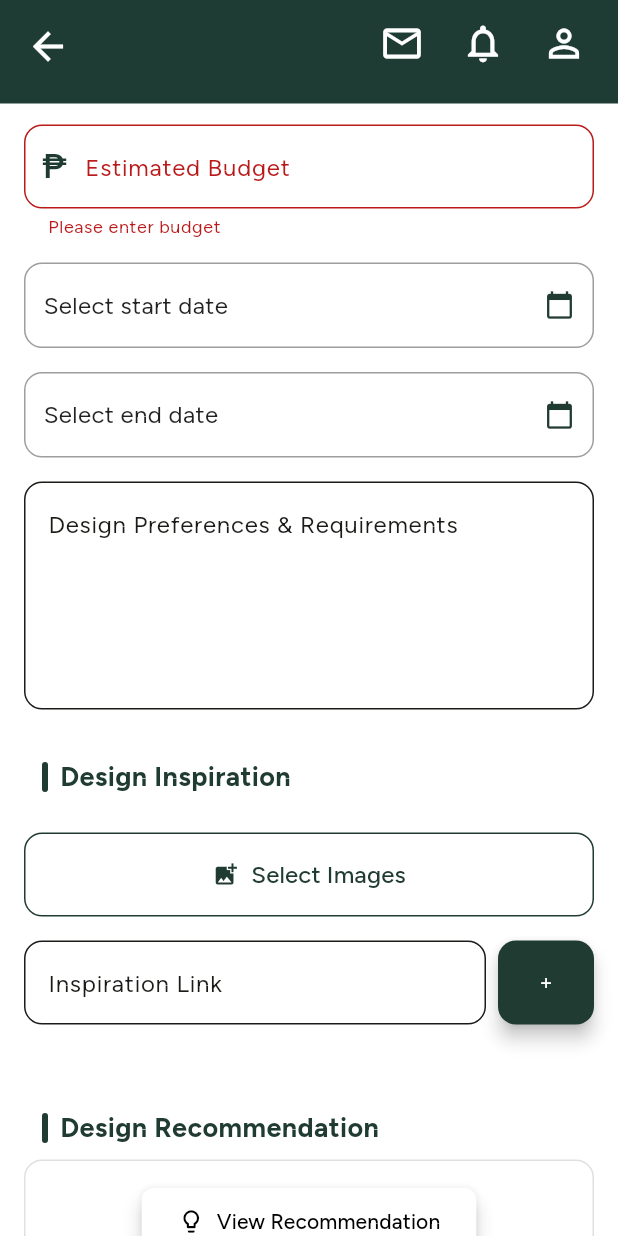
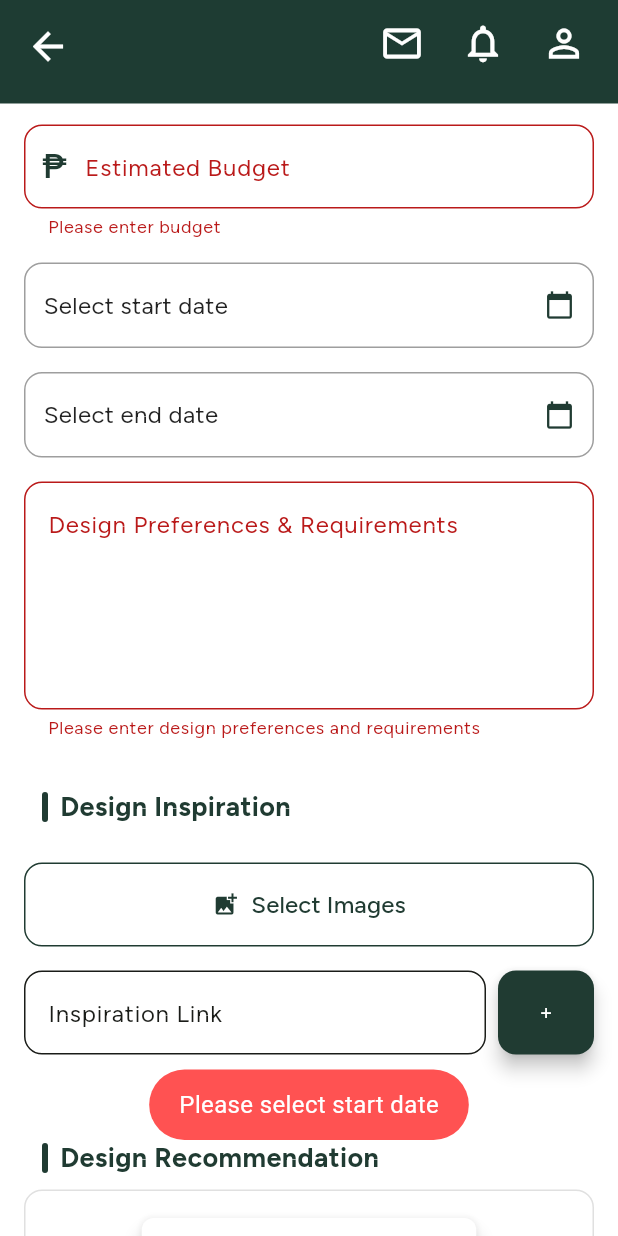
Before and after one commit to Iwannalearntoprogram/Capstone, a Flutter app: the SendProjectScreen screen opened directly, scrolled down 1094 dp, after a tap on "Submit to Moss Design House", on a phone screen of 412 x 824 dp. Run offline on Flutter 3.47's test engine with Material 3 defaults, Android fonts, the phone set to English and light mode, and no system bars; our stand-ins replace fluttertoast, google_sign_in, image_picker, percent_indicator, shared_preferences, socket_io_client; missing offline and left inert: flutter_carousel_slider; accounts and stored records are empty.

Commit message:
Strengthen project proposal validation

```diff
--- a/estetika mobile 2/lib/screens/send_project_screen.dart
+++ b/estetika mobile 2/lib/screens/send_project_screen.dart
@@ -1,4 +1,5 @@
 import 'package:flutter/material.dart';
+import 'package:flutter/services.dart';
 import 'package:estetika_ui/config/api_config.dart';
 import 'package:estetika_ui/widgets/custom_app_bar.dart';
 import 'package:image_picker/image_picker.dart';
@@ -47,7 +48,6 @@
     'Dining Room',
     'Whole House',
     'Commercial Space',
-    'Other'
   ];
   final List<String> _projectTypes = [
     'Residential',
@@ -80,6 +80,62 @@
   bool _isRecommendationLoading = false;
   bool _hasViewedRecommendation = false;
   final NumberFormat _currencyFormat = NumberFormat('#,##0');
+  final TextInputFormatter _positiveDecimalInputFormatter =
+      FilteringTextInputFormatter.allow(RegExp(r'^\d*\.?\d{0,2}'));
+  static const Set<String> _designVocabulary = {
+    'aesthetic',
+    'area',
+    'bathroom',
+    'bed',
+    'bedroom',
+    'beige',
+    'black',
+    'cabinet',
+    'chair',
+    'classic',
+    'clean',
+    'color',
+    'colors',
+    'commercial',
+    'contemporary',
+    'cozy',
+    'dining',
+    'elegant',
+    'furniture',
+    'gray',
+    'grey',
+    'home',
+    'industrial',
+    'interior',
+    'kitchen',
+    'layout',
+    'light',
+    'lighting',
+    'living',
+    'luxury',
+    'material',
+    'materials',
+    'minimal',
+    'minimalist',
+    'modern',
+    'neutral',
+    'office',
+    'palette',
+    'room',
+    'rustic',
+    'scandinavian',
+    'shelf',
+    'sofa',
+    'space',
+    'style',
+    'table',
+    'texture',
+    'tiles',
+    'warm',
+    'white',
+    'wood',
+    'wooden',
+  };
 
   @override
   void initState() {
@@ -96,8 +152,10 @@
       setState(() {
         _clientNameController.text = user['fullName'] ?? '';
         _emailController.text = user['email'] ?? '';
-        _contactNumberController.text =
-            user['phoneNumber']?.replaceFirst('+63', '') ?? '';
+        final phoneNumber = user['phoneNumber']?.toString() ?? '';
+        _contactNumberController.text = phoneNumber.startsWith('+63')
+            ? '0${phoneNumber.substring(3)}'
+            : phoneNumber;
       });
       print('Loaded user: $user');
     }
@@ -160,6 +218,163 @@
     super.dispose();
   }
 
+  String _trimmed(String? value) => value?.trim() ?? '';
+
+  int _alphabeticWordCount(String value) {
+    return RegExp(r'[A-Za-z]{2,}')
+        .allMatches(value)
+        .map((match) => match.group(0)!.toLowerCase())
+        .length;
+  }
+
+  bool _hasMeaningfulLetters(String value) {
+    final letters = RegExp(r'[A-Za-z]').allMatches(value).length;
+    return letters >= 2 && !RegExp(r'^\d+$').hasMatch(value.trim());
+  }
+
+  bool _hasRepeatedJunkPattern(String value) {
+    final cleaned = value.toLowerCase().replaceAll(RegExp(r'\s+'), '');
+    if (cleaned.length < 6) return false;
+    return RegExp(r'^(.)\1+$').hasMatch(cleaned) ||
+        RegExp(r'^(.{1,3})\1+$').hasMatch(cleaned);
+  }
+
+  Set<String> _textTokens(String value) {
+    return RegExp(r'[A-Za-z]{2,}')
+        .allMatches(value.toLowerCase())
+        .map((match) => match.group(0)!)
+        .toSet();
+  }
+
+  bool _containsDesignVocabulary(String value) {
+    final tokens = _textTokens(value);
+    return tokens.any(_designVocabulary.contains);
+  }
+
+  String? _validateMeaningfulText(
+    String? value,
+    String label, {
+    int minLength = 2,
+    int maxLength = 120,
+  }) {
+    final text = _trimmed(value);
+    if (text.isEmpty) return 'Please enter $label';
+    if (text.length < minLength) {
+      return '$label must be at least $minLength characters';
+    }
+    if (text.length > maxLength) {
+      return '$label must be $maxLength characters or fewer';
+    }
+    if (!_hasMeaningfulLetters(text)) {
+      return '$label must contain valid text';
+    }
+    if (_hasRepeatedJunkPattern(text)) {
+      return '$label appears invalid';
+    }
+    return null;
+  }
+
+  String? _validateRequiredDropdown(
+      String? value, String label, List<String> options) {
+    if (value == null || value.trim().isEmpty) return 'Please select $label';
+    if (!options.contains(value)) return 'Please select a valid $label';
+    return null;
+  }
+
+  String? _validatePositiveNumber(
+    String? value,
+    String label, {
+    String? invalidMessage,
+  }) {
+    final text = _trimmed(value);
+    if (text.isEmpty) return 'Please enter $label';
+    final number = double.tryParse(text);
+    if (number == null || !number.isFinite) {
+      return invalidMessage ?? 'Please enter a valid $label';
+    }
+    if (number <= 0) return '$label must be greater than 0';
+    return null;
+  }
+
+  String? _validateContactNumber(String? value) {
+    final digits = _trimmed(value).replaceAll(RegExp(r'\D'), '');
+    if (digits.isEmpty) return 'Please enter contact number';
+    if (digits.length != 11 || !digits.startsWith('09')) {
+      return 'Enter a valid Philippine mobile number';
+    }
+    return null;
+  }
+
+  String? _validateEmailAddress(String? value) {
+    final email = _trimmed(value);
+    if (email.isEmpty) return 'Please enter email address';
+    final bool emailValid = RegExp(
+      r'^[a-zA-Z0-9._%+-]+@[a-zA-Z0-9.-]+\.[a-zA-Z]{2,}$',
+    ).hasMatch(email);
+    if (!emailValid) return 'Please enter a valid email address';
+    return null;
+  }
+
+  String? _validateDesignPreferences(String? value) {
+    final text = _trimmed(value);
+    if (text.isEmpty) {
+      return 'Please enter design preferences and requirements';
+    }
+    if (text.length < 4) {
+      return 'Design preferences must be at least 4 characters';
+    }
+    if (text.length > 2000) {
+      return 'Design preferences must be 2000 characters or fewer';
+    }
+    if (!_hasMeaningfulLetters(text) || _alphabeticWordCount(text) < 2) {
+      return 'Describe preferences using valid design-related words';
+    }
+    if (_hasRepeatedJunkPattern(text)) {
+      return 'Design preferences appear invalid';
+    }
+    if (!_containsDesignVocabulary(text)) {
+      return 'Include style, colors, materials, room, or furniture details';
+    }
+    return null;
+  }
+
+  String? _validateDateSelection() {
+    if (_startDate == null) return 'Please select start date';
+    if (_endDate == null) return 'Please select end date';
+    if (_endDate!.isBefore(_startDate!)) {
+      return 'End date cannot be before start date';
+    }
+    return null;
+  }
+
+  String? _validateRecommendationInputs() {
+    return _validateRequiredDropdown(_roomType, 'room type', _roomTypes) ??
+        _validateRequiredDropdown(
+            _projectType, 'project type', _projectTypes) ??
+        _validateRequiredDropdown(_priority, 'priority', _priorityOptions) ??
+        _validatePositiveNumber(_projectSizeController.text, 'project size') ??
+        _validatePositiveNumber(_budgetController.text, 'budget') ??
+        _validateDesignPreferences(_descriptionController.text) ??
+        _validateDateSelection();
+  }
+
+  Future<bool> _validateBeforeSubmit() async {
+    final formValid = _formKey.currentState?.validate() ?? false;
+    final dateError = _validateDateSelection();
+    if (!formValid || dateError != null) {
+      await showToast(dateError ?? 'Please correct the highlighted fields.');
+      return false;
+    }
+    return true;
+  }
+
+  bool _isValidHttpUrl(String value) {
+    final uri = Uri.tryParse(value);
+    return uri != null &&
+        (uri.scheme == 'http' || uri.scheme == 'https') &&
+        uri.host.isNotEmpty;
+  }
+
   Future<void> _pickImage() async {
     try {
       final List<XFile> images = await _picker.pickMultiImage();
@@ -175,12 +390,16 @@
     }
   }
 
-  void _addInspirationLink() {
-    if (_inspirationLinkController.text.isNotEmpty) {
-      String link = _inspirationLinkController.text;
-      // Add http:// if missing
+  Future<void> _addInspirationLink() async {
+    if (_inspirationLinkController.text.trim().isNotEmpty) {
+      String link = _inspirationLinkController.text.trim();
       if (!link.startsWith('http://') && !link.startsWith('https://')) {
         link = 'https://$link';
+      }
+
+      if (!_isValidHttpUrl(link)) {
+        await showToast('Please enter a valid inspiration link.');
+        return;
       }
 
       setState(() {
@@ -203,6 +422,20 @@
   }
 
   Future<void> _fetchRecommendation() async {
+    final validationMessage = _validateRecommendationInputs();
+    if (validationMessage != null) {
+      await showToast(validationMessage);
+      setState(() {
+        _recommendations = [];
+        _statusMessage = validationMessage;
+        _hasMatchFlag = null;
+        _isCheaperAlternativeFlag = null;
+        _hasViewedRecommendation = true;
+        _selectedRecommendationIndex = null;
+      });
+      return;
+    }
+
     setState(() {
       _isRecommendationLoading = true;
     });
@@ -280,7 +513,14 @@
       } else {
         setState(() {
           _recommendations = [];
-          _statusMessage = 'No design recommendation available.';
+          String message = 'No design recommendation available.';
+          try {
+            final decoded = jsonDecode(response.body);
+            if (decoded is Map && decoded['message'] is String) {
+              message = decoded['message'] as String;
+            }
+          } catch (_) {}
+          _statusMessage = message;
           _hasMatchFlag = null;
           _isCheaperAlternativeFlag = null;
           _isRecommendationLoading = false;
@@ -440,7 +680,8 @@
   }
 
   Widget _buildRecommendationSection() {
-    final bool canViewRecommendation = _areAllRequiredFieldsFilled();
+    final recommendationValidationMessage = _validateRecommendationInputs();
+    final bool canViewRecommendation = recommendationValidationMessage == null;
 
     return Column(
       crossAxisAlignment: CrossAxisAlignment.start,
@@ -780,7 +1021,7 @@
                         if (!canViewRecommendation) ...[
                           const SizedBox(height: 8),
                           Text(
-                            'Please fill all required fields to view recommendation',
+                            recommendationValidationMessage,
                             style: TextStyle(
                               fontSize: 12,
                               color: Colors.grey[600],
@@ -870,10 +1111,12 @@
                       ),
                     ),
                     validator: (value) {
-                      if (value == null || value.isEmpty) {
-                        return 'Please enter client name';
-                      }
-                      return null;
+                      return _validateMeaningfulText(
+                        value,
+                        'client name',
+                        minLength: 2,
+                        maxLength: 80,
+                      );
                     },
                   ),
                   const SizedBox(height: 16),
@@ -888,18 +1131,7 @@
                         borderRadius: BorderRadius.circular(12),
                       ),
                     ),
-                    validator: (value) {
-                      if (value == null || value.isEmpty) {
-                        return 'Please enter email address';
-                      }
-                      final bool emailValid = RegExp(
-                        r'^[a-zA-Z0-9._%+-]+@[a-zA-Z0-9.-]+\.[a-zA-Z]{2,}$',
-                      ).hasMatch(value);
-                      if (!emailValid) {
-                        return 'Please enter a valid email address';
-                      }
-                      return null;
-                    },
+                    validator: _validateEmailAddress,
                   ),
                   const SizedBox(height: 16),
 
@@ -907,22 +1139,17 @@
                   TextFormField(
                     controller: _contactNumberController,
                     keyboardType: TextInputType.phone,
+                    inputFormatters: [
+                      FilteringTextInputFormatter.digitsOnly,
+                      LengthLimitingTextInputFormatter(11),
+                    ],
                     decoration: InputDecoration(
                       labelText: 'Contact Number',
                       border: OutlineInputBorder(
                         borderRadius: BorderRadius.circular(12),
                       ),
-                      prefixText: '+63 ',
-                    ),
-                    validator: (value) {
-                      if (value == null || value.isEmpty) {
-                        return 'Please enter contact number';
-                      }
-                      if (value.length < 10) {
-                        return 'Please enter valid number';
-                      }
-                      return null;
-                    },
+                    ),
+                    validator: _validateContactNumber,
                   ),
                   const SizedBox(height: 24),
 
@@ -940,10 +1167,12 @@
                       ),
                     ),
                     validator: (value) {
-                      if (value == null || value.isEmpty) {
-                        return 'Please enter project name';
-                      }
-                      return null;
+                      return _validateMeaningfulText(
+                        value,
+                        'project name',
+                        minLength: 3,
+                        maxLength: 120,
+                      );
                     },
                   ),
                   const SizedBox(height: 16),
@@ -970,12 +1199,8 @@
                       _resetRecommendationState();
                       _updateFormProgress();
                     },
-                    validator: (value) {
-                      if (value == null || value.isEmpty) {
-                        return 'Please select room type';
-                      }
-                      return null;
-                    },
+                    validator: (value) => _validateRequiredDropdown(
+                        value, 'room type', _roomTypes),
                   ),
                   const SizedBox(height: 16),
 
@@ -999,12 +1224,8 @@
                       });
                       _updateFormProgress();
                     },
-                    validator: (value) {
-                      if (value == null || value.isEmpty) {
-                        return 'Please select project type';
-                      }
-                      return null;
-                    },
+                    validator: (value) => _validateRequiredDropdown(
+                        value, 'project type', _projectTypes),
                   ),
                   const SizedBox(height: 16),
 
@@ -1029,19 +1250,17 @@
                       _resetRecommendationState();
                       _updateFormProgress();
                     },
-                    validator: (value) {
-                      if (value == null || value.isEmpty) {
-                        return 'Please select priority';
-                      }
-                      return null;
-                    },
+                    validator: (value) => _validateRequiredDropdown(
+                        value, 'priority', _priorityOptions),
                   ),
                   const SizedBox(height: 16),
 
                   // Project Size
                   TextFormField(
                     controller: _projectSizeController,
-                    keyboardType: TextInputType.number,
+                    keyboardType:
+                        const TextInputType.numberWithOptions(decimal: true),
+                    inputFormatters: [_positiveDecimalInputFormatter],
                     decoration: InputDecoration(
                       labelText: 'Project Size (sqm)',
                       border: OutlineInputBorder(
@@ -1050,13 +1269,11 @@
                       suffixText: 'sqm',
                     ),
                     validator: (value) {
-                      if (value == null || value.isEmpty) {
-                        return 'Please enter project size';
-                      }
-                      if (double.tryParse(value) == null) {
-                        return 'Please enter valid size';
-                      }
-                      return null;
+                      return _validatePositiveNumber(
+                        value,
+                        'project size',
+                        invalidMessage: 'Please enter valid size',
+                      );
                     },
                   ),
                   const SizedBox(height: 16),
@@ -1072,10 +1289,12 @@
                       ),
                     ),
                     validator: (value) {
-                      if (value == null || value.isEmpty) {
-                        return 'Please enter location';
-                      }
-                      return null;
+                      return _validateMeaningfulText(
+                        value,
+                        'location',
+                        minLength: 2,
+                        maxLength: 120,
+                      );
                     },
                   ),
                   const SizedBox(height: 16),
@@ -1084,7 +1303,9 @@
                   TextFormField(
                     controller: _budgetController,
                     onChanged: (_) => _resetRecommendationState(),
-                    keyboardType: TextInputType.number,
+                    keyboardType:
+                        const TextInputType.numberWithOptions(decimal: true),
+                    inputFormatters: [_positiveDecimalInputFormatter],
                     decoration: InputDecoration(
                       labelText: 'Estimated Budget',
                       border: OutlineInputBorder(
@@ -1109,13 +1330,11 @@
                       ),
                     ),
                     validator: (value) {
-                      if (value == null || value.isEmpty) {
-                        return 'Please enter budget';
-                      }
-                      if (double.tryParse(value) == null) {
-                        return 'Please enter valid amount';
-                      }
-                      return null;
+                      return _validatePositiveNumber(
+                        value,
+                        'budget',
+                        invalidMessage: 'Please enter valid amount',
+                      );
                     },
                   ),
                   const SizedBox(height: 8),
@@ -1216,6 +1435,7 @@
                       hintText:
                           'Describe your preferred style, colors, must-have elements, etc.',
                     ),
+                    validator: _validateDesignPreferences,
                   ),
                   const SizedBox(height: 24),
 
@@ -1420,9 +1640,9 @@
                     child: ElevatedButton(
                       onPressed: _isSubmitting
                           ? null
-                          : () {
-                              if (_formKey.currentState!.validate()) {
-                                _submitProjectProposal();
+                          : () async {
+                              if (await _validateBeforeSubmit()) {
+                                await _submitProjectProposal();
                               }
                             },
                       style: ElevatedButton.styleFrom(
@@ -1491,22 +1711,6 @@
     );
   }
 
-  bool _areAllRequiredFieldsFilled() {
-    return _clientNameController.text.isNotEmpty &&
-        _emailController.text.isNotEmpty &&
-        _contactNumberController.text.isNotEmpty &&
-        _projectNameController.text.isNotEmpty &&
-        _roomType != null &&
-        _projectType != null &&
-        _priority != null &&
-        _projectSizeController.text.isNotEmpty &&
-        _locationController.text.isNotEmpty &&
-        _budgetController.text.isNotEmpty &&
-        _descriptionController.text.isNotEmpty &&
-        _startDate != null &&
-        _endDate != null;
-  }
-
   Future<void> _submitProjectProposal() async {
     setState(() {
       _isSubmitting = true;
```
Also changed, not shown: 2 other files.
